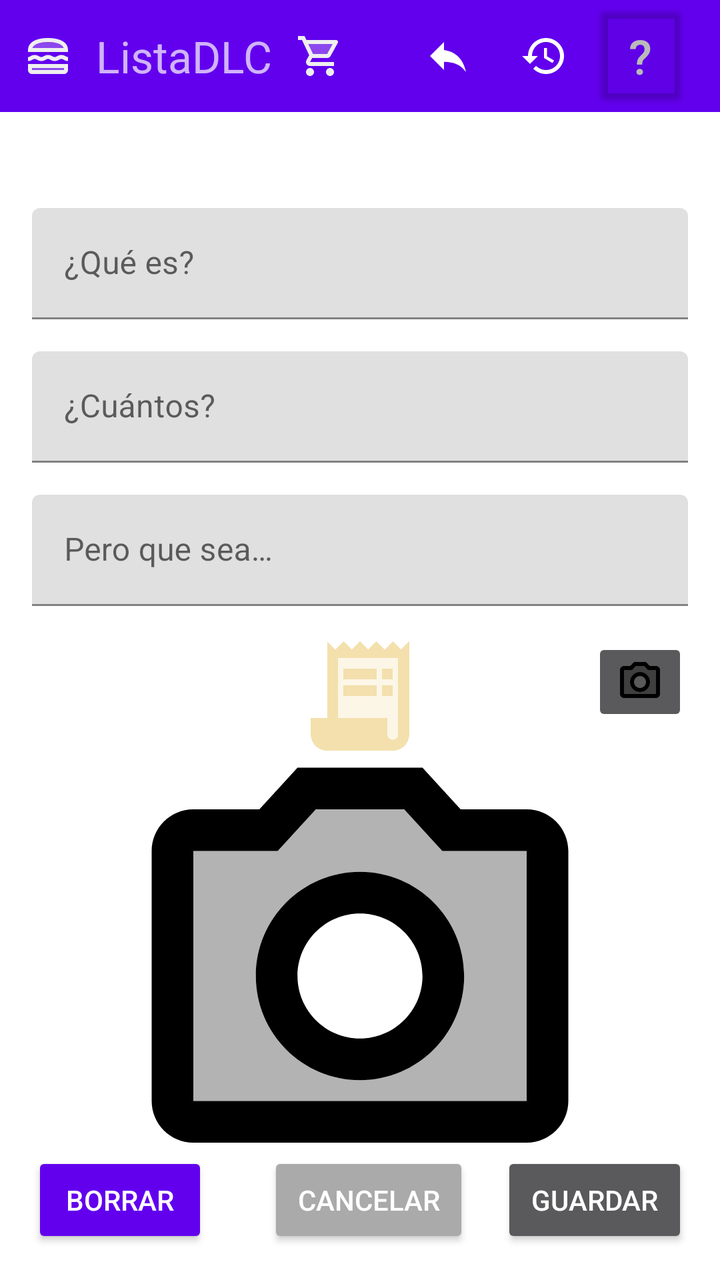
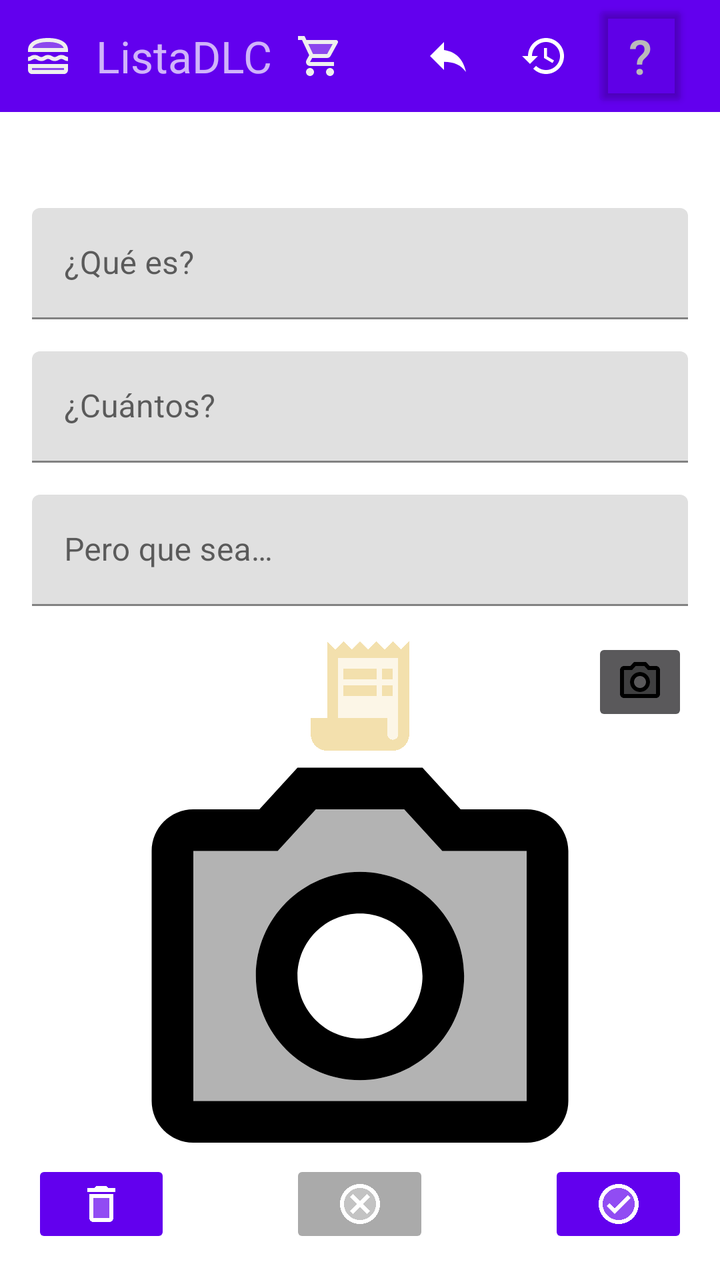

Compare the two renders of this Android layout. The source of the first and the diff that turns it into the second are given below.
<!-- AndroidManifest.xml: application theme Theme.ListaDC -->
<!-- res/layout/activity_add.xml -->
<?xml version="1.0" encoding="utf-8"?>
<androidx.constraintlayout.widget.ConstraintLayout xmlns:android="http://schemas.android.com/apk/res/android"
    xmlns:app="http://schemas.android.com/apk/res-auto"
    xmlns:tools="http://schemas.android.com/tools"
    android:layout_width="match_parent"
    android:layout_height="match_parent"
    android:fitsSystemWindows="true"
    tools:context=".main.SaveProductActivity">

    <com.google.android.material.appbar.AppBarLayout
        android:layout_width="match_parent"
        android:layout_height="match_parent"
        android:background="?colorOnPrimary"
        android:theme="@style/Theme.ListaDC.AppBarOverlay"
        app:layout_constraintTop_toTopOf="parent"
        app:navigationIcon="@drawable/twotone_question_mark_24">

        <include
            android:id="@+id/toolbar_container"
            layout="@layout/toolbar"
            android:layout_width="match_parent"
            android:layout_height="wrap_content" />

        <androidx.constraintlayout.widget.ConstraintLayout
            android:id="@+id/constraintLayout2"
            android:layout_width="match_parent"
            android:layout_height="match_parent"
            android:padding="16dp">

            <com.google.android.material.textfield.TextInputLayout
                android:id="@+id/loName"
                android:layout_width="match_parent"
                android:layout_height="wrap_content"
                android:layout_marginTop="32dp"
                app:layout_constraintStart_toStartOf="parent"
                app:layout_constraintTop_toTopOf="@+id/constraintLayout2"
                android:hint="@string/save_name_hint">

                <com.google.android.material.textfield.TextInputEditText
                    android:id="@+id/txtName"
                    android:layout_width="match_parent"
                    android:layout_height="wrap_content"
                    android:inputType="textCapSentences" />
            </com.google.android.material.textfield.TextInputLayout>

            <com.google.android.material.textfield.TextInputLayout
                android:id="@+id/loQuantity"
                android:layout_width="match_parent"
                android:layout_height="wrap_content"
                android:layout_marginTop="16dp"
                app:layout_constraintStart_toStartOf="parent"
                app:layout_constraintTop_toBottomOf="@+id/loName">

                <com.google.android.material.textfield.TextInputEditText
                    android:id="@+id/txtQuantity"
                    android:layout_width="match_parent"
                    android:layout_height="wrap_content"
                    android:hint="@string/save_quantity_hint"
                    android:inputType="number" />
            </com.google.android.material.textfield.TextInputLayout>

            <com.google.android.material.textfield.TextInputLayout
                android:id="@+id/loComments"
                android:layout_width="match_parent"
                android:layout_height="wrap_content"
                android:layout_marginTop="16dp"
                app:layout_constraintTop_toBottomOf="@+id/loQuantity">

                <com.google.android.material.textfield.TextInputEditText
                    android:id="@+id/txtComments"
                    android:layout_width="match_parent"
                    android:layout_height="wrap_content"
                    android:hint="@string/save_comments_hint" />
            </com.google.android.material.textfield.TextInputLayout>

            <TextView
                android:id="@+id/lblPhoto"
                android:layout_width="wrap_content"
                android:layout_height="wrap_content"
                android:layout_marginTop="24dp"
                android:text="@string/save_photo_literal"
                app:layout_constraintStart_toStartOf="parent"
                app:layout_constraintTop_toBottomOf="@+id/loComments" />

            <ImageButton
                android:id="@+id/btnPhoto"
                android:layout_width="wrap_content"
                android:layout_height="wrap_content"
                android:layout_marginTop="16dp"
                app:layout_constraintEnd_toEndOf="parent"
                app:layout_constraintTop_toBottomOf="@+id/loComments"
                app:srcCompat="@drawable/ic_twotone_photo_camera_24"
                android:contentDescription="@null"
                android:importantForAccessibility="no" />

            <ImageView
                android:id="@+id/imgPhoto"
                android:layout_width="match_parent"
                android:layout_height="250dp"
                app:layout_constraintStart_toStartOf="parent"
                app:layout_constraintTop_toBottomOf="@+id/btnPhoto"
                app:srcCompat="@drawable/ic_twotone_photo_camera_24"
                android:contentDescription="@null"
                android:importantForAccessibility="no" />

            <LinearLayout
                android:id="@+id/linearLayout"
                android:layout_width="0dp"
                android:layout_height="wrap_content"
                android:orientation="horizontal"
                app:layout_constraintBottom_toBottomOf="parent"
                app:layout_constraintEnd_toEndOf="parent"
                app:layout_constraintStart_toStartOf="parent">

                <Button
                    android:id="@+id/btnDelete"
                    android:layout_width="wrap_content"
                    android:layout_height="wrap_content"
                    android:backgroundTint="@color/colorPrimary"
                    android:text="@string/delete_button_text" />

                <Button
                    android:id="@+id/btnCancel"
                    android:layout_width="wrap_content"
                    android:layout_height="wrap_content"
                    android:layout_marginStart="30dp"
                    android:layout_marginEnd="8dp"
                    android:layout_weight="1"
                    android:backgroundTint="@android:color/darker_gray"
                    android:text="@string/cancel" />

                <Button
                    android:id="@+id/btnSaveProduct"
                    android:layout_width="wrap_content"
                    android:layout_height="wrap_content"
                    android:layout_marginStart="8dp"
                    android:layout_marginBottom="0dp"
                    android:layout_weight="1"
                    android:text="@string/save_save_button" />
            </LinearLayout>

            <ProgressBar
                android:id="@+id/spinningHamburger"
                style="?android:attr/progressBarStyle"
                android:layout_width="match_parent"
                android:layout_height="match_parent"
                android:indeterminateDrawable="@drawable/rotating_icon"
                android:scaleX=".2"
                android:scaleY=".2"
                app:layout_constraintBottom_toBottomOf="parent"
                app:layout_constraintEnd_toEndOf="parent"
                app:layout_constraintStart_toStartOf="parent"
                app:layout_constraintTop_toTopOf="parent" />

        </androidx.constraintlayout.widget.ConstraintLayout>

    </com.google.android.material.appbar.AppBarLayout>

</androidx.constraintlayout.widget.ConstraintLayout>
<!-- res/layout/toolbar.xml (included above) -->
<?xml version="1.0" encoding="utf-8"?>
<LinearLayout xmlns:android="http://schemas.android.com/apk/res/android"
    xmlns:app="http://schemas.android.com/apk/res-auto"
    android:layout_width="match_parent"
    android:layout_height="match_parent"
    android:fitsSystemWindows="true"
    android:orientation="vertical">

    <androidx.appcompat.widget.Toolbar
        android:id="@+id/toolbar"
        android:layout_width="match_parent"
        android:layout_height="?attr/actionBarSize"
        android:layout_gravity="start"
        android:background="?colorPrimary"
        android:minHeight="?attr/actionBarSize"
        app:contentInsetLeft="0dp"
        app:contentInsetStart="0dp"
        android:theme="?attr/actionBarTheme">

        <androidx.constraintlayout.widget.ConstraintLayout
            android:layout_width="match_parent"
            android:layout_height="match_parent">

            <ImageButton
                android:id="@+id/settingsButton"
                android:layout_width="48dp"
                android:layout_height="0dp"
                android:background="#00FFFFFF"
                android:contentDescription="@string/uselessContent"
                app:layout_constraintBottom_toBottomOf="parent"
                app:layout_constraintStart_toStartOf="parent"
                app:layout_constraintTop_toTopOf="parent"
                app:srcCompat="@drawable/twotone_hamburguer_24" />

            <TextView
                android:id="@+id/app_name"
                android:layout_width="wrap_content"
                android:layout_height="wrap_content"
                android:text="@string/app_name"
                android:textSize="22sp"
                app:layout_constraintBottom_toBottomOf="parent"
                app:layout_constraintStart_toEndOf="@+id/settingsButton"
                app:layout_constraintTop_toTopOf="parent" />

            <ImageButton
                android:id="@+id/buy_mode"
                android:layout_width="48dp"
                android:layout_height="0dp"
                android:background="#00FFFFFF"
                android:contentDescription="@string/uselessContent"
                app:layout_constraintBottom_toBottomOf="parent"
                app:layout_constraintStart_toEndOf="@+id/app_name"
                app:layout_constraintTop_toTopOf="parent"
                app:srcCompat="@drawable/twotone_buymode_on_24" />

            <ImageButton
                android:id="@+id/undo"
                android:layout_width="48dp"
                android:layout_height="0dp"
                android:background="#00FFFFFF"
                android:contentDescription="@string/uselessContent"
                app:layout_constraintBottom_toBottomOf="parent"
                app:layout_constraintEnd_toStartOf="@+id/historic"
                app:layout_constraintTop_toTopOf="parent"
                app:srcCompat="@drawable/twotone_reply_24" />

            <ImageButton
                android:id="@+id/historic"
                android:layout_width="48dp"
                android:layout_height="0dp"
                android:background="#00FFFFFF"
                android:contentDescription="@string/uselessContent"
                app:layout_constraintBottom_toBottomOf="parent"
                app:layout_constraintEnd_toStartOf="@+id/user"
                app:layout_constraintTop_toTopOf="parent"
                app:srcCompat="@drawable/twotone_history_24" />

            <Button
                android:id="@+id/user"
                android:layout_width="48dp"
                android:layout_height="0dp"
                android:layout_marginEnd="16dp"
                android:backgroundTint="#07000000"
                android:drawableTint="#07000000"
                android:text="@string/default_user_initial"
                android:textColor="@color/grey"
                android:textSize="24sp"
                app:cornerRadius="24dp"
                app:layout_constraintBottom_toBottomOf="parent"
                app:layout_constraintEnd_toEndOf="parent"
                app:layout_constraintTop_toTopOf="parent" />

        </androidx.constraintlayout.widget.ConstraintLayout>

    </androidx.appcompat.widget.Toolbar>

</LinearLayout>
<!-- resources referenced by this layout -->
<resources>
  <color name="grey">#FFBABABA</color>
  <!-- drawable rotating_icon (drawable) -->
  <?xml version="1.0" encoding="utf-8"?>
  <layer-list xmlns:android="http://schemas.android.com/apk/res/android">
      <item>
          <rotate
              android:drawable="@drawable/twotone_receipt_long_24"
              android:fillAfter="true"
              android:fromDegrees="0"
              android:pivotX="50%"
              android:pivotY="50%"
              android:toDegrees="1440" />
      </item>
  </layer-list>
  <!-- drawable twotone_reply_24 (drawable) -->
  <vector android:autoMirrored="true" android:height="24dp"
      android:tint="#FFFFFF" android:viewportHeight="24"
      android:viewportWidth="24" android:width="24dp" xmlns:android="http://schemas.android.com/apk/res/android">
      <path android:fillColor="@android:color/white" android:pathData="M10,9V5l-7,7 7,7v-4.1c5,0 8.5,1.6 11,5.1 -1,-5 -4,-10 -11,-11z"/>
  </vector>
  <string name="app_name">ListaDLC</string>
  <string name="cancel">Cancelar</string>
  <string name="default_user_initial">\?</string>
  <string name="delete_button_text">Borrar</string>
  <string name="save_comments_hint">Pero que sea…</string>
  <string name="save_name_hint">¿Qué es?</string>
  <string name="save_photo_literal">A lo mejor hace falta una foto para entenderlo…</string>
  <string name="save_quantity_hint">¿Cuántos?</string>
  <string name="save_save_button">Guardar</string>
  <string name="uselessContent">Decoration item</string>
  <style name="Theme.ListaDC.AppBarOverlay" parent="ThemeOverlay.AppCompat.Dark.ActionBar" />
  <color name="purple_500">#FF6200EE</color>
  <color name="purple_700">#FF3700B3</color>
  <color name="white">#FFFFFFFF</color>
  <color name="teal_200">#FF03DAC5</color>
  <color name="teal_700">#FF018786</color>
  <color name="black">#FF000000</color>
  <!-- unchanged entries left out for length: 7 -->
</resources>

<!-- the commit's change to res/layout/activity_add.xml (unified diff, before → after) -->
@@ -112,31 +112,40 @@
                 app:layout_constraintEnd_toEndOf="parent"
                 app:layout_constraintStart_toStartOf="parent">
 
-                <Button
+                <ImageButton
                     android:id="@+id/btnDelete"
+                    android:layout_width="10dp"
+                    android:layout_height="match_parent"
+                    android:layout_weight="1"
+                    android:backgroundTint="@color/colorPrimary"
+                    app:srcCompat="@drawable/twotone_delete_24" />
+
+                <Space
                     android:layout_width="wrap_content"
                     android:layout_height="wrap_content"
-                    android:backgroundTint="@color/colorPrimary"
-                    android:text="@string/delete_button_text" />
-
-                <Button
+                    android:layout_weight="1" />
+
+                <ImageButton
                     android:id="@+id/btnCancel"
-                    android:layout_width="wrap_content"
-                    android:layout_height="wrap_content"
-                    android:layout_marginStart="30dp"
-                    android:layout_marginEnd="8dp"
+                    android:layout_width="10dp"
+                    android:layout_height="match_parent"
                     android:layout_weight="1"
                     android:backgroundTint="@android:color/darker_gray"
-                    android:text="@string/cancel" />
-
-                <Button
+                    app:srcCompat="@drawable/twotone_cancel_24" />
+
+                <Space
+                    android:layout_width="wrap_content"
+                    android:layout_height="wrap_content"
+                    android:layout_weight="1" />
+
+                <ImageButton
                     android:id="@+id/btnSaveProduct"
-                    android:layout_width="wrap_content"
-                    android:layout_height="wrap_content"
-                    android:layout_marginStart="8dp"
-                    android:layout_marginBottom="0dp"
+                    android:layout_width="10dp"
+                    android:layout_height="wrap_content"
                     android:layout_weight="1"
-                    android:text="@string/save_save_button" />
+                    android:backgroundTint="@color/purple_500"
+                    app:srcCompat="@drawable/twotone_check_circle_24" />
+
             </LinearLayout>
 
             <ProgressBar
<!-- resource entries referenced after the edit -->
@@ -14,6 +14,30 @@
               android:toDegrees="1440" />
       </item>
   </layer-list>
+  <!-- drawable twotone_cancel_24 (drawable) -->
+  <vector xmlns:android="http://schemas.android.com/apk/res/android" android:height="24dp" android:tint="#FFFFFF" android:viewportHeight="24" android:viewportWidth="24" android:width="24dp">
+        
+      <path android:fillAlpha="0.3" android:fillColor="@android:color/white" android:pathData="M12,4c-4.41,0 -8,3.59 -8,8s3.59,8 8,8 8,-3.59 8,-8 -3.59,-8 -8,-8zM17,15.59L15.59,17 12,13.41 8.41,17 7,15.59 10.59,12 7,8.41 8.41,7 12,10.59 15.59,7 17,8.41 13.41,12 17,15.59z" android:strokeAlpha="0.3"/>
+        
+      <path android:fillColor="@android:color/white" android:pathData="M12,2C6.47,2 2,6.47 2,12s4.47,10 10,10 10,-4.47 10,-10S17.53,2 12,2zM12,20c-4.41,0 -8,-3.59 -8,-8s3.59,-8 8,-8 8,3.59 8,8 -3.59,8 -8,8zM15.59,7L12,10.59 8.41,7 7,8.41 10.59,12 7,15.59 8.41,17 12,13.41 15.59,17 17,15.59 13.41,12 17,8.41z"/>
+      
+  </vector>
+  <!-- drawable twotone_check_circle_24 (drawable) -->
+  <vector xmlns:android="http://schemas.android.com/apk/res/android" android:height="24dp" android:tint="#FFFFFF" android:viewportHeight="24" android:viewportWidth="24" android:width="24dp">
+        
+      <path android:fillAlpha="0.3" android:fillColor="@android:color/white" android:pathData="M12,4c-4.41,0 -8,3.59 -8,8s3.59,8 8,8 8,-3.59 8,-8 -3.59,-8 -8,-8zM10,17l-4,-4 1.41,-1.41L10,14.17l6.59,-6.59L18,9l-8,8z" android:strokeAlpha="0.3"/>
+        
+      <path android:fillColor="@android:color/white" android:pathData="M12,2C6.48,2 2,6.48 2,12s4.48,10 10,10 10,-4.48 10,-10S17.52,2 12,2zM12,20c-4.41,0 -8,-3.59 -8,-8s3.59,-8 8,-8 8,3.59 8,8 -3.59,8 -8,8zM16.59,7.58L10,14.17l-2.59,-2.58L6,13l4,4 8,-8z"/>
+      
+  </vector>
+  <!-- drawable twotone_delete_24 (drawable) -->
+  <vector xmlns:android="http://schemas.android.com/apk/res/android" android:height="24dp" android:tint="#FFFFFF" android:viewportHeight="24" android:viewportWidth="24" android:width="24dp">
+        
+      <path android:fillAlpha="0.3" android:fillColor="@android:color/white" android:pathData="M8,9h8v10H8z" android:strokeAlpha="0.3"/>
+        
+      <path android:fillColor="@android:color/white" android:pathData="M15.5,4l-1,-1h-5l-1,1H5v2h14V4zM6,19c0,1.1 0.9,2 2,2h8c1.1,0 2,-0.9 2,-2V7H6v12zM8,9h8v10H8V9z"/>
+      
+  </vector>
   <!-- drawable twotone_reply_24 (drawable) -->
   <vector android:autoMirrored="true" android:height="24dp"
       android:tint="#FFFFFF" android:viewportHeight="24"
@@ -21,14 +45,11 @@
       <path android:fillColor="@android:color/white" android:pathData="M10,9V5l-7,7 7,7v-4.1c5,0 8.5,1.6 11,5.1 -1,-5 -4,-10 -11,-11z"/>
   </vector>
   <string name="app_name">ListaDLC</string>
-  <string name="cancel">Cancelar</string>
   <string name="default_user_initial">\?</string>
-  <string name="delete_button_text">Borrar</string>
   <string name="save_comments_hint">Pero que sea…</string>
   <string name="save_name_hint">¿Qué es?</string>
   <string name="save_photo_literal">A lo mejor hace falta una foto para entenderlo…</string>
   <string name="save_quantity_hint">¿Cuántos?</string>
-  <string name="save_save_button">Guardar</string>
   <string name="uselessContent">Decoration item</string>
   <style name="Theme.ListaDC.AppBarOverlay" parent="ThemeOverlay.AppCompat.Dark.ActionBar" />
   <color name="purple_500">#FF6200EE</color>
